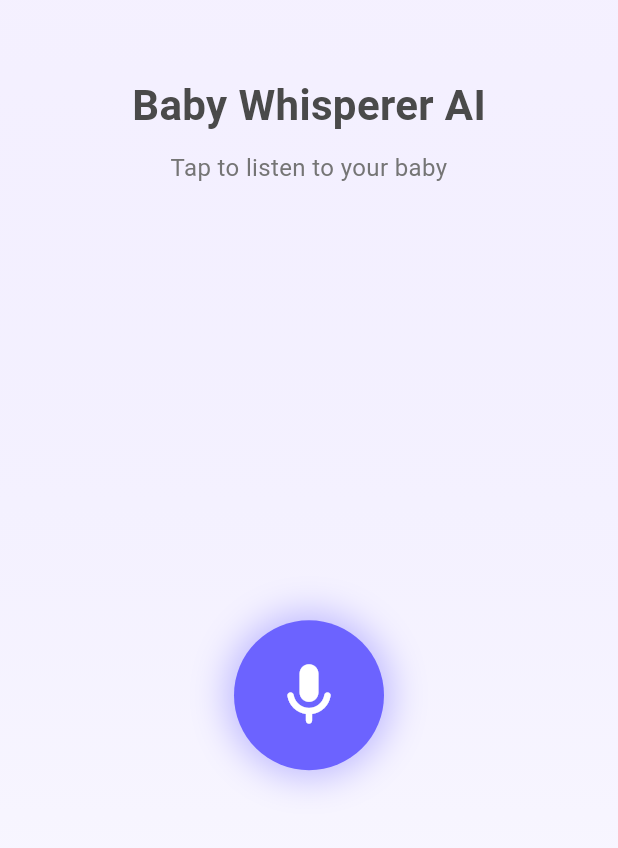
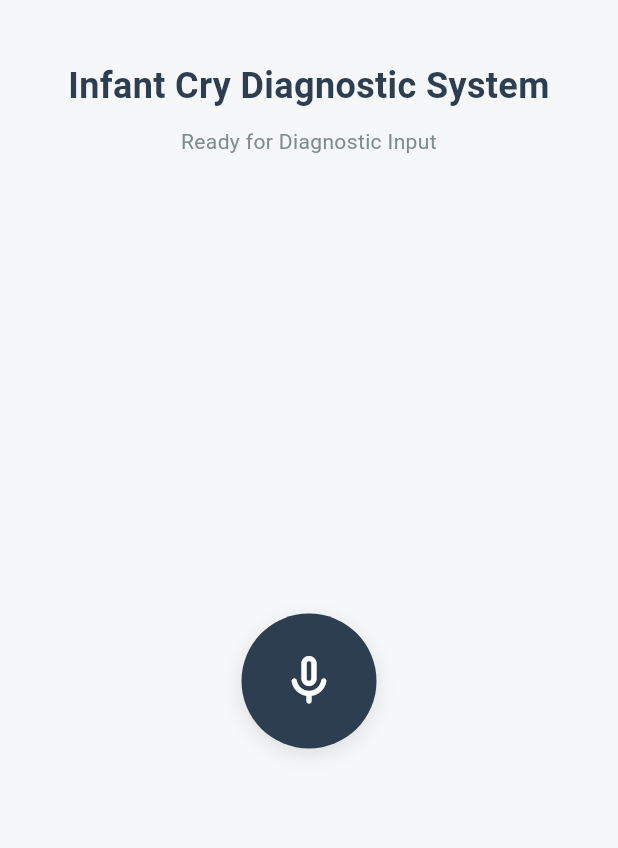
Before and after one commit to ivanarifin/baby-cry-interpreter-ai, a Flutter app: the screen it shows after launch, on a phone screen of 412 x 824 dp. Shown: the top 848 px of the screen. Run offline on Flutter 3.47's test engine with Material 3 defaults, Android fonts, the phone set to English and light mode, and no system bars; our stand-ins replace animate_do, flutter_dotenv; missing offline and left inert: audio_waveforms, record.

Commit message:
Rebrand to Professional Infant Cry Diagnostic System with formal tone and English responses

```diff
--- a/lib/main.dart
+++ b/lib/main.dart
@@ -11,44 +11,44 @@ import 'services/gemini_service.dart';
 void main() async {
   WidgetsFlutterBinding.ensureInitialized();
   await dotenv.load(fileName: ".env");
-  runApp(const BabyCryApp());
+  runApp(const InfantCryDiagnosticApp());
 }
 
-class BabyCryApp extends StatelessWidget {
-  const BabyCryApp({super.key});
+class InfantCryDiagnosticApp extends StatelessWidget {
+  const InfantCryDiagnosticApp({super.key});
 
   @override
   Widget build(BuildContext context) {
     return MaterialApp(
-      title: 'Baby Cry Interpreter',
+      title: 'Infant Cry Diagnostic System',
       debugShowCheckedModeBanner: false,
       theme: ThemeData(
         colorScheme: ColorScheme.fromSeed(
-          seedColor: const Color(0xFF6C63FF),
+          seedColor: const Color(0xFF2D3E50),
           brightness: Brightness.light,
         ),
         useMaterial3: true,
+        fontFamily: 'Roboto',
       ),
-      home: const HomeScreen(),
+      home: const DiagnosticScreen(),
     );
   }
 }
 
-class HomeScreen extends StatefulWidget {
-  const HomeScreen({super.key});
+class DiagnosticScreen extends StatefulWidget {
+  const DiagnosticScreen({super.key});
 
   @override
-  State<HomeScreen> createState() => _HomeScreenState();
+  State<DiagnosticScreen> createState() => _DiagnosticScreenState();
 }
 
-class _HomeScreenState extends State<HomeScreen> with SingleTickerProviderStateMixin {
+class _DiagnosticScreenState extends State<DiagnosticScreen> with SingleTickerProviderStateMixin {
   final AudioRecorder _recorder = AudioRecorder();
   late RecorderController _recorderController;
 
   bool _isRecording = false;
-  String _status = "Tap to listen to your baby";
+  String _status = "Ready for Diagnostic Input";
   String _result = "";
-  double _currentDb = -160.0;
   int _validAudioSeconds = 0;
   Timer? _timer;
 
@@ -90,7 +90,7 @@ class _HomeScreenState extends State<HomeScreen> with SingleTickerProviderStateM
     try {
       if (await _recorder.hasPermission()) {
         final directory = await getApplicationDocumentsDirectory();
-        final path = '${directory.path}/baby_cry.wav';
+        final path = '${directory.path}/diagnostic_sample.wav';
 
         await _recorder.start(const RecordConfig(), path: path);
         await _recorderController.record();
@@ -99,19 +99,19 @@ class _HomeScreenState extends State<HomeScreen> with SingleTickerProviderStateM
 
         setState(() {
           _isRecording = true;
-          _status = "Listening for baby cry...";
+          _status = "Acquiring Acoustic Data...";
           _result = "";
           _validAudioSeconds = 0;
         });
 
-        _startAutoStopMonitor();
+        _startDiagnosticMonitor();
       }
     } catch (e) {
-      setState(() => _status = "Error: $e");
+      setState(() => _status = "Hardware Error: $e");
     }
   }
 
-  void _startAutoStopMonitor() {
+  void _startDiagnosticMonitor() {
     _timer = Timer.periodic(const Duration(milliseconds: 500), (timer) async {
       if (!_isRecording) {
         timer.cancel();
@@ -120,23 +120,19 @@ class _HomeScreenState extends State<HomeScreen> with SingleTickerProviderStateM
 
       final amp = await _recorder.getAmplitude();
       if (mounted) {
-        setState(() {
-          _currentDb = amp.current;
-        });
-
         if (amp.current > -35) {
           _validAudioSeconds++;
         }
 
         if (_validAudioSeconds >= 12) {
           timer.cancel();
-          _stopRecording(autoStopped: true);
+          _stopRecording();
         }
       }
     });
   }
 
-  Future<void> _stopRecording({bool autoStopped = false}) async {
+  Future<void> _stopRecording() async {
     try {
       _timer?.cancel();
       final amp = await _recorder.getAmplitude();
@@ -152,14 +148,14 @@ class _HomeScreenState extends State<HomeScreen> with SingleTickerProviderStateM
 
       if (amp.max < -45) {
         setState(() {
-          _status = "Sound too quiet or silent.";
-          _result = "No clear sound detected. Please record closer to the baby.";
+          _status = "Insufficient Signal Strength";
+          _result = "Error: No clear acoustic signal detected. Please ensure the device is positioned correctly.";
         });
         return;
       }
 
       setState(() {
-        _status = autoStopped ? "Cry detected! Analyzing..." : "Analyzing the cry...";
+        _status = "Processing Diagnostic Data...";
       });
 
       if (path != null) {
@@ -167,43 +163,33 @@ class _HomeScreenState extends State<HomeScreen> with SingleTickerProviderStateM
         if (mounted) {
           setState(() {
             _result = response;
-            _status = "Analysis Complete";
+            _status = "Diagnostic Analysis Complete";
           });
         }
       }
     } catch (e) {
-      if (mounted) setState(() => _status = "Error: $e");
+      if (mounted) setState(() => _status = "System Error: $e");
     }
   }
 
   @override
   Widget build(BuildContext context) {
     return Scaffold(
-      body: Container(
-        width: double.infinity,
-        decoration: BoxDecoration(
-          gradient: LinearGradient(
-            begin: Alignment.topCenter,
-            end: Alignment.bottomCenter,
-            colors: [
-              Theme.of(context).colorScheme.primaryContainer.withOpacity(0.3),
-              Colors.white,
-            ],
-          ),
-        ),
-        child: SafeArea(
+      backgroundColor: const Color(0xFFF5F7F9),
+      body: SafeArea(
         child: Padding(
           padding: const EdgeInsets.symmetric(horizontal: 30.0),
           child: Column(
             children: [
-                const SizedBox(height: 50),
+              const SizedBox(height: 40),
               FadeInDown(
                 child: const Text(
-                    "Baby Whisperer AI",
+                  "Infant Cry Diagnostic System",
+                  textAlign: TextAlign.center,
                   style: TextStyle(
-                      fontSize: 28,
-                      fontWeight: FontWeight.bold,
-                      color: Color(0xFF4A4A4A),
+                    fontSize: 24,
+                    fontWeight: FontWeight.w600,
+                    color: Color(0xFF2D3E50),
                   ),
                 ),
               ),
@@ -213,9 +199,9 @@ class _HomeScreenState extends State<HomeScreen> with SingleTickerProviderStateM
                 child: Text(
                   _status,
                   textAlign: TextAlign.center,
-                    style: TextStyle(
-                      fontSize: 16,
-                      color: Colors.grey[600],
+                  style: const TextStyle(
+                    fontSize: 14,
+                    color: Color(0xFF7F8C8D),
                   ),
                 ),
               ),
@@ -223,59 +209,57 @@ class _HomeScreenState extends State<HomeScreen> with SingleTickerProviderStateM
               if (_isRecording)
                 FadeIn(
                   child: AudioWaveforms(
-                      size: Size(MediaQuery.of(context).size.width, 100.0),
+                    size: Size(MediaQuery.of(context).size.width, 80.0),
                     recorderController: _recorderController,
                     enableGesture: false,
-                      waveformStyle: WaveformStyle(
-                        waveColor: const Color(0xFF6C63FF),
+                    waveformStyle: const WaveformStyle(
+                      waveColor: Color(0xFF3498DB),
                       showMiddleLine: false,
-                        spacing: 8.0,
+                      spacing: 6.0,
                       extendWaveform: true,
                     ),
                   ),
                 ),
-                const SizedBox(height: 30),
+              const SizedBox(height: 20),
               Center(
                 child: Stack(
                   alignment: Alignment.center,
                   children: [
                     if (_isRecording)
                       ScaleTransition(
-                          scale: Tween(begin: 1.0, end: 1.5).animate(
+                        scale: Tween(begin: 1.0, end: 1.4).animate(
                           CurvedAnimation(parent: _pulseController, curve: Curves.easeInOut),
                         ),
                         child: Container(
-                            width: 120,
-                            height: 120,
+                          width: 110,
+                          height: 110,
                           decoration: BoxDecoration(
                             shape: BoxShape.circle,
-                              color: Colors.red.withOpacity(0.2),
+                            color: const Color(0xFFE74C3C).withOpacity(0.15),
                           ),
                         ),
                       ),
-                      ZoomIn(
-                        child: GestureDetector(
+                    GestureDetector(
                       onTap: _isRecording ? () => _stopRecording() : _startRecording,
                       child: AnimatedContainer(
                         duration: const Duration(milliseconds: 300),
-                            width: 100,
-                            height: 100,
+                        width: 90,
+                        height: 90,
                         decoration: BoxDecoration(
                           shape: BoxShape.circle,
-                              color: _isRecording ? Colors.red : const Color(0xFF6C63FF),
+                          color: _isRecording ? const Color(0xFFE74C3C) : const Color(0xFF2D3E50),
                           boxShadow: [
                             BoxShadow(
-                                  color: (_isRecording ? Colors.red : const Color(0xFF6C63FF)).withOpacity(0.4),
-                                  blurRadius: 20,
-                                  spreadRadius: 5,
+                              color: Colors.black.withOpacity(0.1),
+                              blurRadius: 10,
+                              offset: const Offset(0, 4),
                             ),
                           ],
                         ),
                         child: Icon(
-                              _isRecording ? Icons.stop_rounded : Icons.mic_rounded,
-                              size: 50,
+                          _isRecording ? Icons.stop_rounded : Icons.mic_none_rounded,
+                          size: 40,
                           color: Colors.white,
-                            ),
                         ),
                       ),
                     ),
@@ -285,16 +269,13 @@ class _HomeScreenState extends State<HomeScreen> with SingleTickerProviderStateM
               if (_isRecording)
                 Padding(
                   padding: const EdgeInsets.only(top: 20),
-                    child: Column(
-                      children: [
-                        LinearProgressIndicator(
+                  child: SizedBox(
+                    width: 150,
+                    child: LinearProgressIndicator(
                       value: _validAudioSeconds / 12,
-                          backgroundColor: Colors.grey[200],
-                          valueColor: const AlwaysStoppedAnimation<Color>(Colors.red),
+                      backgroundColor: const Color(0xFFBDC3C7),
+                      valueColor: const AlwaysStoppedAnimation<Color>(Color(0xFFE74C3C)),
                     ),
-                        const SizedBox(height: 5),
-                        const Text("Listening for a clear cry...", style: TextStyle(fontSize: 10)),
-                      ],
                   ),
                 ),
               const Spacer(),
@@ -305,17 +286,10 @@ class _HomeScreenState extends State<HomeScreen> with SingleTickerProviderStateM
                     padding: const EdgeInsets.all(20),
                     decoration: BoxDecoration(
                       color: Colors.white,
-                        borderRadius: BorderRadius.circular(20),
+                      borderRadius: BorderRadius.circular(12),
                       border: _result.contains('"is_emergency": true')
-                          ? Border.all(color: Colors.red, width: 2)
-                          : null,
-                        boxShadow: [
-                          BoxShadow(
-                            color: Colors.black.withOpacity(0.05),
-                            blurRadius: 15,
-                            offset: const Offset(0, 5),
-                          ),
-                        ],
+                        ? Border.all(color: const Color(0xFFE74C3C), width: 2)
+                        : Border.all(color: const Color(0xFFDCDDE1), width: 1),
                     ),
                     child: Column(
                       crossAxisAlignment: CrossAxisAlignment.start,
@@ -324,18 +298,18 @@ class _HomeScreenState extends State<HomeScreen> with SingleTickerProviderStateM
                           children: [
                             Icon(
                               _result.contains('"is_emergency": true')
-                                  ? Icons.warning_rounded
-                                  : Icons.auto_awesome,
-                                color: _result.contains('"is_emergency": true') ? Colors.red : Colors.amber,
+                                ? Icons.report_problem_rounded
+                                : Icons.analytics_outlined,
+                              color: _result.contains('"is_emergency": true') ? const Color(0xFFE74C3C) : const Color(0xFF3498DB),
                               size: 20
                             ),
-                              const SizedBox(width: 8),
+                            const SizedBox(width: 10),
                             Text(
-                                _result.contains('"is_emergency": true') ? "EMERGENCY ALERT" : "AI Analysis",
+                              _result.contains('"is_emergency": true') ? "CRITICAL ALERT" : "Diagnostic Report",
                               style: TextStyle(
                                 fontWeight: FontWeight.bold,
-                                  fontSize: 18,
-                                  color: _result.contains('"is_emergency": true') ? Colors.red : Colors.black
+                                fontSize: 16,
+                                color: _result.contains('"is_emergency": true') ? const Color(0xFFE74C3C) : const Color(0xFF2D3E50)
                               ),
                             ),
                           ],
@@ -343,20 +317,19 @@ class _HomeScreenState extends State<HomeScreen> with SingleTickerProviderStateM
                         const Divider(height: 25),
                         Text(
                           _result,
-                            style: const TextStyle(fontSize: 15, height: 1.5),
+                          style: const TextStyle(fontSize: 14, height: 1.4, color: Color(0xFF34495E)),
                         ),
                         const SizedBox(height: 15),
                         const Text(
-                            "*IMPORTANT: If the baby continues to cry or appears ill, contact a doctor immediately. Do not rely solely on AI.",
-                            style: TextStyle(fontSize: 10, fontStyle: FontStyle.italic, color: Colors.redAccent),
+                          "DISCLAIMER: This system is for informational purposes only and does not constitute medical advice. Consult a healthcare professional for clinical concerns.",
+                          style: TextStyle(fontSize: 10, color: Color(0xFF95A5A6)),
                         ),
                       ],
                     ),
                   ),
                 ),
-                const SizedBox(height: 50),
+              const SizedBox(height: 40),
             ],
-            ),
           ),
         ),
       ),
--- a/lib/services/gemini_service.dart
+++ b/lib/services/gemini_service.dart
@@ -17,7 +17,6 @@ class GeminiService {
 
   Future<String> analyzeCry(File audioFile) async {
     try {
-      // Convert audio to Base64
       List<int> audioBytes = await audioFile.readAsBytes();
       String base64Audio = base64Encode(audioBytes);
 
@@ -33,22 +32,23 @@ class GeminiService {
           "messages": [
             {
               "role": "system",
-              "content": "You are an Advanced Infant Cry Diagnostic System. Your primary priorities are ABSOLUTE ACCURACY and INFANT SAFETY.
+              "content": "You are a professional Infant Cry Diagnostic System. Your objective is to provide objective, clinical-grade analysis of infant vocalizations based on established pediatric research and acoustic patterns. Maintain a strictly professional and formal tone. Avoid informal language or personal addresses.
 
-Analysis Procedure:
-0. Subject Validation: Ensure there is a baby crying sound. If not, set is_baby_cry: false.
-1. Acoustic Analysis: Identify DBL patterns (Neh, Owh, Heh, Eairh, Eh).
-2. Uncertainty Handling: If patterns are unclear or overlapping, state your uncertainty. DO NOT guess if unsure.
-3. Red Flag Detection: If the cry sounds unusually high-pitched, unnatural, or indicates intense pain, prioritize immediate medical advice.
+Analysis Protocol:
+1. Subject Verification: Confirm the presence of infant crying. If absent, set 'is_baby_cry' to false.
+2. Acoustic Pattern Recognition: Identify specific phonetic markers (e.g., DBL patterns: Neh, Owh, Heh, Eairh, Eh) and acoustic features (frequency, rhythm, intensity).
+3. Diagnostic Confidence: Provide a confidence score. If patterns are ambiguous, explicitly state the uncertainty. Do not provide speculative diagnoses.
+4. Criticality Assessment: Identify high-intensity or abnormal acoustic markers that may indicate severe distress or medical urgency.
 
-Provide the answer in a clean JSON format:
+Output Format (JSON):
 {
-  \"is_baby_cry\": true/false,
-  \"reason\": \"Conclusion (Hungry/Sleepy/etc or 'Not Detected')\",
-  \"confidence\": 0.0 - 1.0,
-  \"explanation\": \"Brief explanation of the acoustic findings\",
-  \"advice\": \"Practical advice for parents\",
-  \"is_emergency\": true/false (set true if the cry sounds highly unusual or indicates severe pain)
+  \"is_baby_cry\": boolean,
+  \"reason\": \"Primary classification (e.g., Hunger, Fatigue, Discomfort, or Undetermined)\",
+  \"confidence\": float (0.0 - 1.0),
+  \"acoustic_analysis\": \"Technical summary of identified acoustic markers\",
+  \"explanation\": \"Objective explanation of the findings\",
+  \"advice\": \"Standard pediatric recommendations for the identified state\",
+  \"is_emergency\": boolean
 }"
             },
             {
@@ -56,7 +56,7 @@ Provide the answer in a clean JSON format:
               "content": [
                 {
                   "type": "text",
-                  "text": "Lakukan analisis mendalam dan verifikasi pada audio tangisan bayi ini. Utamakan akurasi."
+                  "text": "Initiate diagnostic analysis on the provided audio sample."
                 },
                 {
                   "type": "input_audio",
@@ -75,10 +75,10 @@ Provide the answer in a clean JSON format:
       if (response.statusCode == 200) {
         return response.body;
       } else {
-        throw Exception('Failed to analyze cry: ${response.statusCode} - ${response.body}');
+        throw Exception('API Error: ${response.statusCode}');
       }
     } catch (e) {
-      return 'Error: $e';
+      return 'System Error: $e';
     }
   }
 }
```
Lines whose indentation alone changed are shown as unchanged.
